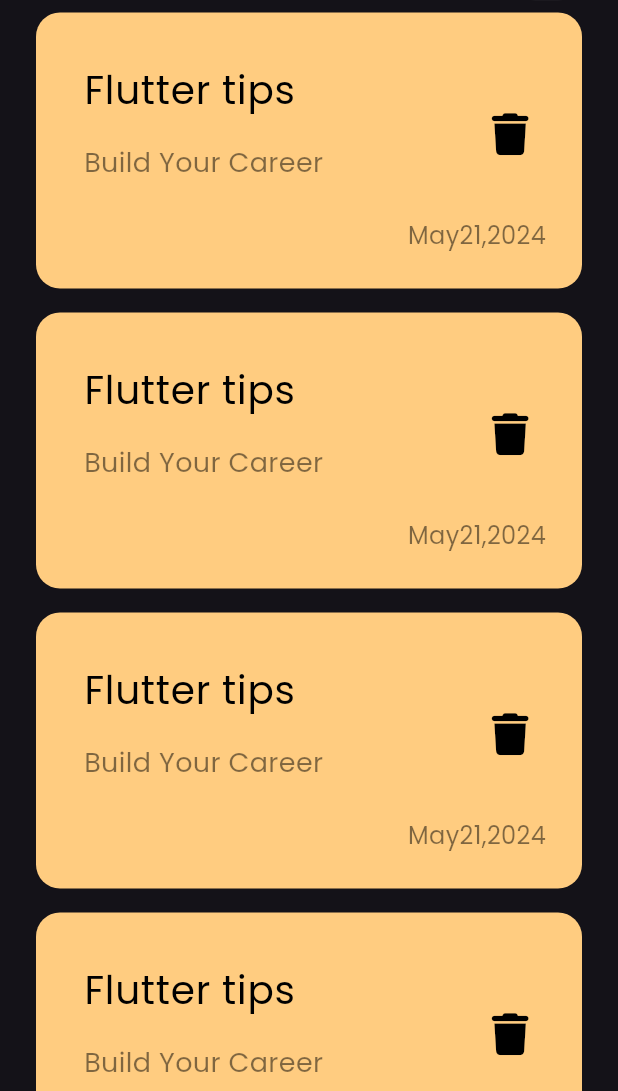
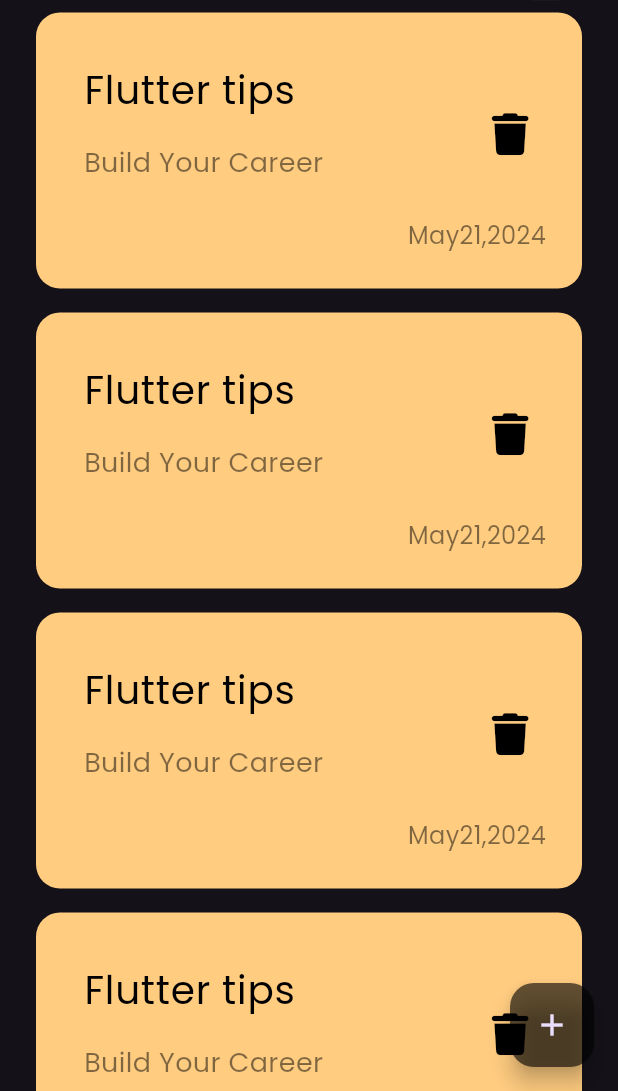
Before and after one commit to MariamEssam5/notes_app, a Flutter app: the screen it shows after launch, on a phone screen of 412 x 824 dp, the part 145-1236 px from its top. Run offline on Flutter 3.47's test engine with Material 3 defaults, Android fonts, the phone set to English and light mode, and no system bars; our stand-ins replace font_awesome_flutter.

Commit message:
add floating action button

```diff
--- a/lib/views/notes_view.dart
+++ b/lib/views/notes_view.dart
@@ -6,8 +6,13 @@ class NotesView extends StatelessWidget {
 
   @override
   Widget build(BuildContext context) {
-    return const Scaffold(
-      body: NotesViewBody(),
+    return Scaffold(
+      floatingActionButton: FloatingActionButton(
+        backgroundColor: Colors.black.withOpacity(0.6),
+        onPressed: () {},
+        child: const Icon(Icons.add),
+      ),
+      body: const NotesViewBody(),
     );
   }
 }
```
